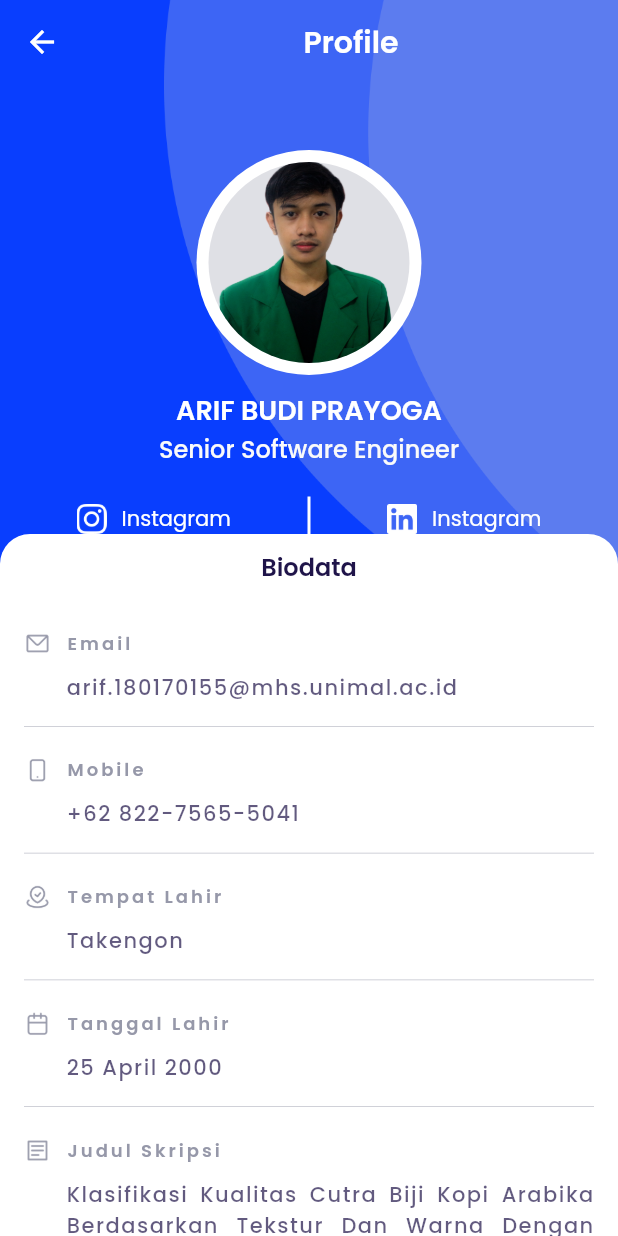
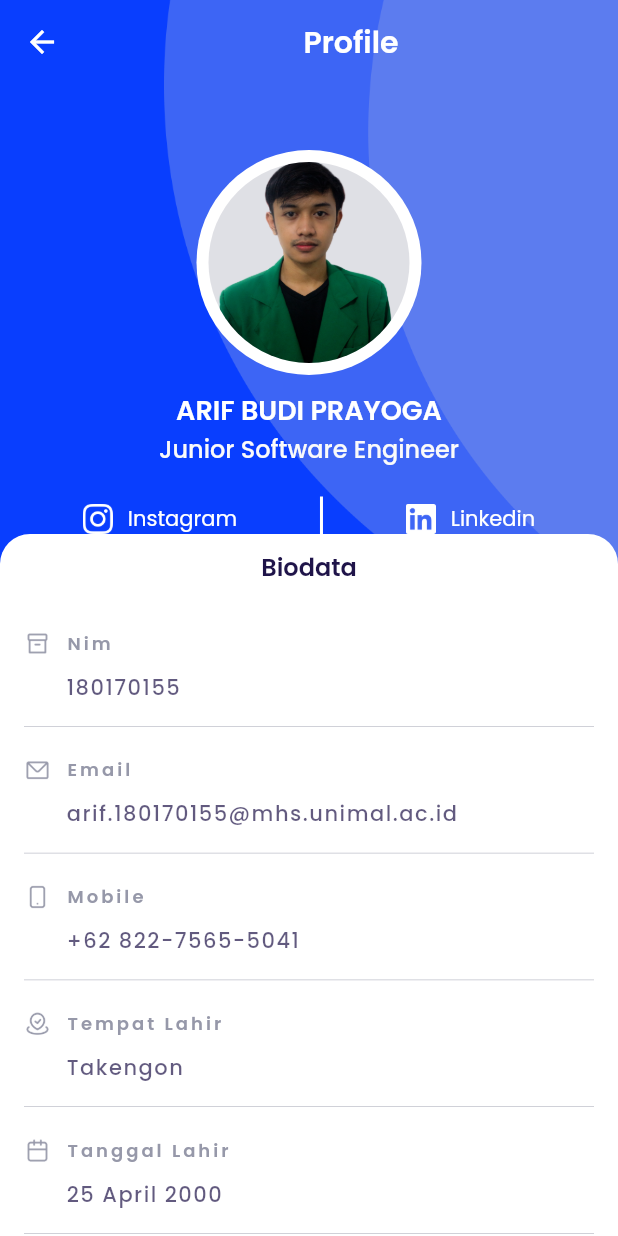
Before and after one commit to rafiyandi/Klasifikasi-Kualitas-Biji-Kopi-Menggunakan-Metode-SVM, a Flutter app: the ProfilePage screen opened directly, on a phone screen of 412 x 824 dp. Run offline on Flutter 3.47's test engine with Material 2 defaults, Android fonts, the phone set to English and light mode, and no system bars; our stand-ins replace dotted_border, flutter_modular, google_fonts, image_picker, lottie, shared_preferences and 1 more; accounts and stored records are empty.

Commit message:
feat: update profile

```diff
--- a/lib/ui/pages/profile/custom_sosial_media.dart
+++ b/lib/ui/pages/profile/custom_sosial_media.dart
@@ -2,14 +2,21 @@ import 'package:flutter/material.dart';
 import 'package:kopi/ui/style/theme.dart';
 
 class CustomSosialMedia extends StatelessWidget {
-  const CustomSosialMedia({Key? key, required this.imgUrl, required this.text})
+  CustomSosialMedia(
+      {Key? key,
+      required this.imgUrl,
+      required this.text,
+      required this.onPressed})
       : super(key: key);
   final String imgUrl;
   final String text;
+  Function() onPressed;
 
   @override
   Widget build(BuildContext context) {
-    return Row(
+    return GestureDetector(
+      onTap: onPressed,
+      child: Row(
         children: [
           Image.asset(
             imgUrl,
@@ -21,6 +28,7 @@ class CustomSosialMedia extends StatelessWidget {
             style: kWhiteTextStyle,
           ),
         ],
+      ),
     );
   }
 }
--- a/lib/ui/pages/profile/profile_page.dart
+++ b/lib/ui/pages/profile/profile_page.dart
@@ -2,6 +2,7 @@ import 'package:flutter/material.dart';
 import 'package:kopi/ui/pages/profile/custom_biodata.dart';
 import 'package:kopi/ui/pages/profile/custom_sosial_media.dart';
 import 'package:kopi/ui/style/theme.dart';
+import 'package:kopi/utils/url_launcher.dart' as launcher;
 
 class ProfilePage extends StatelessWidget {
   const ProfilePage({super.key});
@@ -25,6 +26,11 @@ class ProfilePage extends StatelessWidget {
           mainAxisAlignment: MainAxisAlignment.spaceEvenly,
           children: [
             CustomSosialMedia(
+              onPressed: () {
+                launcher.launcherWebview(
+                    url: Uri.parse(
+                        "https://instagram.com/arifbudiprayoga?igshid=YmMyMTA2M2Y="));
+              },
               imgUrl: "assets/icon/icon_instagram.png",
               text: "Instagram",
             ),
@@ -34,8 +40,13 @@ class ProfilePage extends StatelessWidget {
               color: kWhiteColor,
             ),
             CustomSosialMedia(
+              onPressed: () {
+                launcher.launcherWebview(
+                    url: Uri.parse(
+                        "https://www.linkedin.com/in/arif-budi-prayoga-763680235"));
+              },
               imgUrl: "assets/icon/icon_linkedin.png",
-              text: "Instagram",
+              text: "Linkedin",
             ),
           ],
         ),
@@ -76,7 +87,7 @@ class ProfilePage extends StatelessWidget {
                   kWhiteTextStyle.copyWith(fontWeight: semiBold, fontSize: 18),
             ),
             Text(
-              "Senior Software Engineer",
+              "Junior Software Engineer",
               style: kWhiteTextStyle.copyWith(
                   fontWeight: medium, fontSize: 16, color: kBackgroundColor),
             ),
@@ -88,7 +99,11 @@ class ProfilePage extends StatelessWidget {
 
     Widget biodata() {
       return Column(
-        children: [
+        children: const [
+          CustomBiodata(
+              imgUrl: "assets/icon/icon_nim.png",
+              title: "Nim",
+              text: "180170155"),
           CustomBiodata(
               imgUrl: "assets/icon/icon_email.png",
               title: "Email",
@@ -110,9 +125,18 @@ class ProfilePage extends StatelessWidget {
               title: "Judul Skripsi",
               text:
                   "Klasifikasi Kualitas Cutra Biji Kopi Arabika Berdasarkan Tekstur Dan Warna Dengan Menggunakan Metode Svm"),
-          SizedBox(
-            height: 100,
-          ),
+          CustomBiodata(
+              imgUrl: "assets/icon/icon_jumlah_bersaudara.png",
+              title: "Jumlah Bersaudara",
+              text: "1 orang (anak ke 2)"),
+          CustomBiodata(
+              imgUrl: "assets/icon/icon_pembimbing.png",
+              title: "Pembimbing 1",
+              text: "Wahyu, Fuadi ST., M.IT"),
+          CustomBiodata(
+              imgUrl: "assets/icon/icon_pembimbing.png",
+              title: "Pembimbing 2",
+              text: "Ar Razi, ST., M.Cs"),
         ],
       );
     }
@@ -120,10 +144,7 @@ class ProfilePage extends StatelessWidget {
     Widget content() {
       return SliverToBoxAdapter(
         child: Container(
-          margin: EdgeInsets.only(
-            left: 16,
-            right: 16,
-          ),
+          margin: EdgeInsets.only(left: 16, right: 16, bottom: 130),
           child: Column(
             children: [biodata()],
           ),
--- a/pubspec.yaml
+++ b/pubspec.yaml
@@ -46,6 +46,7 @@ dependencies:
   dotted_border: ^2.0.0+2
   smooth_page_indicator: ^1.0.0+2
   shared_preferences: ^2.0.15
+  url_launcher: ^6.1.6
 
 
 
```
Also changed, not shown: lib/ui/pages/help/help_page.dart (+7 -4 lines), lib/utils/url_launcher.dart (added, +12 -0 lines), assets/icon/icon_jumlah_bersaudara.png (added), assets/icon/icon_nim.png (added), assets/icon/icon_pembimbing.png (added), pubspec.lock, 5 other files. Lines whose indentation alone changed are shown as unchanged.
